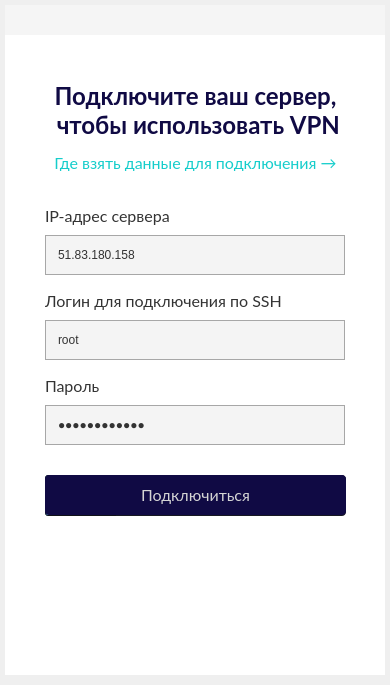
The window that client/ui/mainwindow.ui (amnezia-vpn/amnezia-client) describes before a commit, drawn with Qt 5.
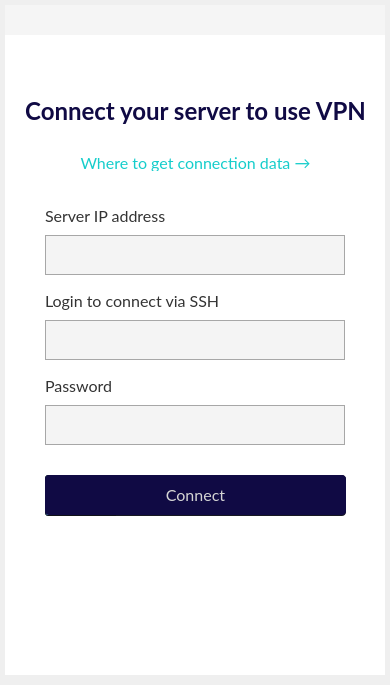
The same window after the commit. The open tabs and pages were chosen to show the change. Icons and pictures are not drawn. Custom widgets are drawn as their Qt base class.

```diff
--- a/client/ui/mainwindow.ui
+++ b/client/ui/mainwindow.ui
@@ -493,12 +493,14 @@
 </string>
        </property>
        <property name="text">
-        <string>Подключите ваш сервер,
- чтобы использовать VPN</string>
+        <string>Connect your server to use VPN</string>
        </property>
        <property name="alignment">
         <set>Qt::AlignCenter</set>
        </property>
+       <property name="wordWrap">
+        <bool>true</bool>
+       </property>
       </widget>
       <widget class="QLabel" name="label_4">
        <property name="geometry">
@@ -522,7 +524,7 @@
 color: #333333;</string>
        </property>
        <property name="text">
-        <string>IP-адрес сервера</string>
+        <string>Server IP address</string>
        </property>
       </widget>
       <widget class="QLabel" name="label_5">
@@ -547,7 +549,7 @@
 color: #333333;</string>
        </property>
        <property name="text">
-        <string>Логин для подключения по SSH</string>
+        <string>Login to connect via SSH</string>
        </property>
       </widget>
       <widget class="QLabel" name="label_6">
@@ -572,7 +574,7 @@
 color: #333333;</string>
        </property>
        <property name="text">
-        <string>Пароль</string>
+        <string>Password</string>
        </property>
       </widget>
       <widget class="QLineEdit" name="lineEdit_new_server_ip">
@@ -593,7 +595,7 @@
 color: #333333;</string>
        </property>
        <property name="text">
-        <string>51.83.180.158</string>
+        <string/>
        </property>
       </widget>
       <widget class="QLineEdit" name="lineEdit_new_server_login">
@@ -614,7 +616,7 @@
 color: #333333;</string>
        </property>
        <property name="text">
-        <string>root</string>
+        <string/>
        </property>
       </widget>
       <widget class="QLineEdit" name="lineEdit_new_server_password">
@@ -635,7 +637,7 @@
 color: #333333;</string>
        </property>
        <property name="text">
-        <string>qazqazwsxwsx</string>
+        <string/>
        </property>
        <property name="echoMode">
         <enum>QLineEdit::Password</enum>
@@ -673,7 +675,7 @@
 </string>
        </property>
        <property name="text">
-        <string>Подключиться</string>
+        <string>Connect</string>
        </property>
       </widget>
       <widget class="QPushButton" name="pushButton">
@@ -701,7 +703,7 @@
 color: #15CDCB;</string>
        </property>
        <property name="text">
-        <string>Где взять данные для подключения →</string>
+        <string>Where to get connection data →</string>
        </property>
       </widget>
       <widget class="QProgressBar" name="progressBar_new_server_connection">
@@ -727,7 +729,7 @@
         <bool>true</bool>
        </property>
        <property name="format">
-        <string>Подключение...</string>
+        <string>Connecting...</string>
        </property>
       </widget>
       <widget class="QPushButton" name="pushButton_back_from_new_server">
```
Left out of the diff: 36 changed lines with no effect on the pictures.
